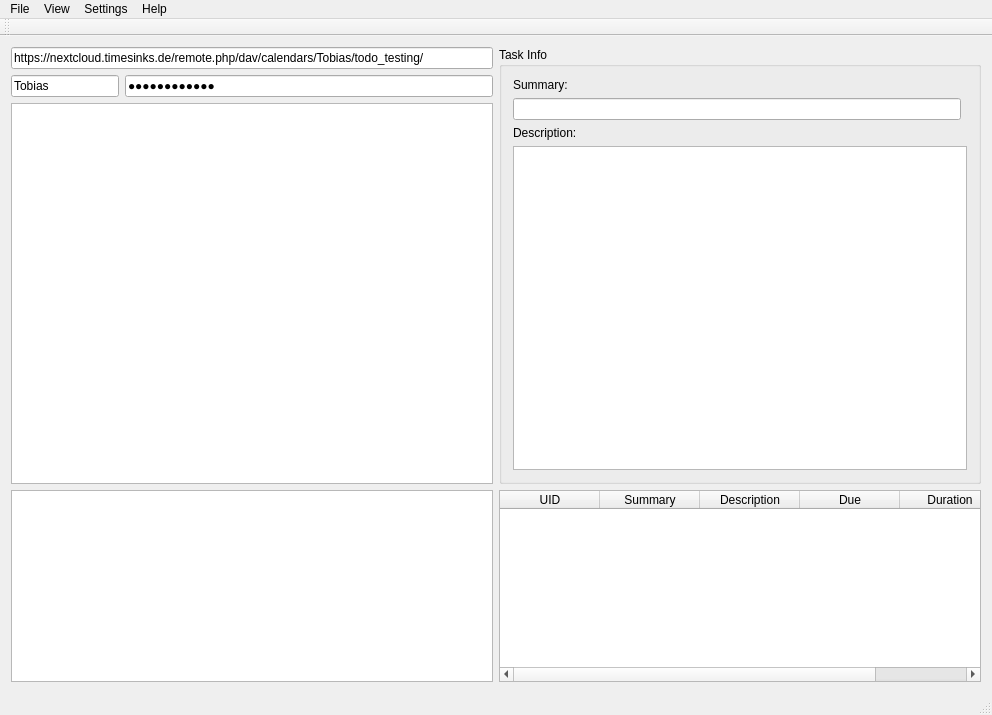
Qt form mainwindow.ui (Tercus/ToDo) before a commit.
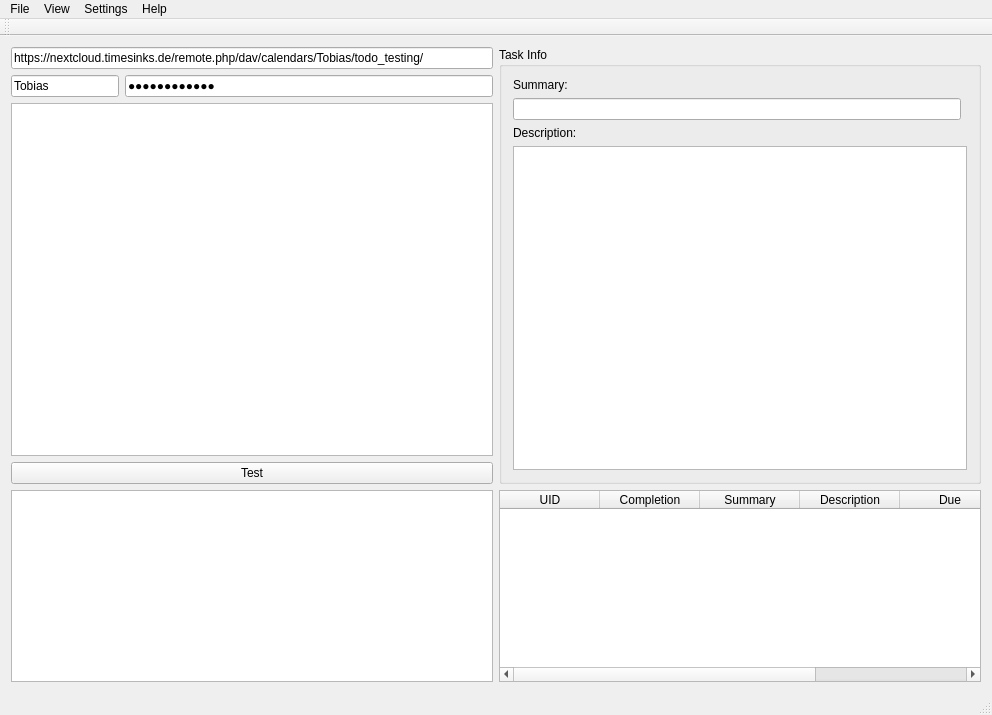
The same form after that commit.

Patch:
```diff
--- a/mainwindow.ui
+++ b/mainwindow.ui
@@ -69,6 +69,13 @@
           </property>
          </widget>
         </item>
+        <item>
+         <widget class="QPushButton" name="pushButton">
+          <property name="text">
+           <string>Test</string>
+          </property>
+         </widget>
+        </item>
        </layout>
       </item>
       <item>
@@ -126,13 +133,18 @@
          <number>0</number>
         </property>
         <property name="columnCount">
-         <number>5</number>
+         <number>6</number>
         </property>
         <column>
          <property name="text">
           <string>UID</string>
          </property>
         </column>
+        <column>
+         <property name="text">
+          <string>Completion</string>
+         </property>
+        </column>
         <column>
          <property name="text">
           <string>Summary</string>
```
